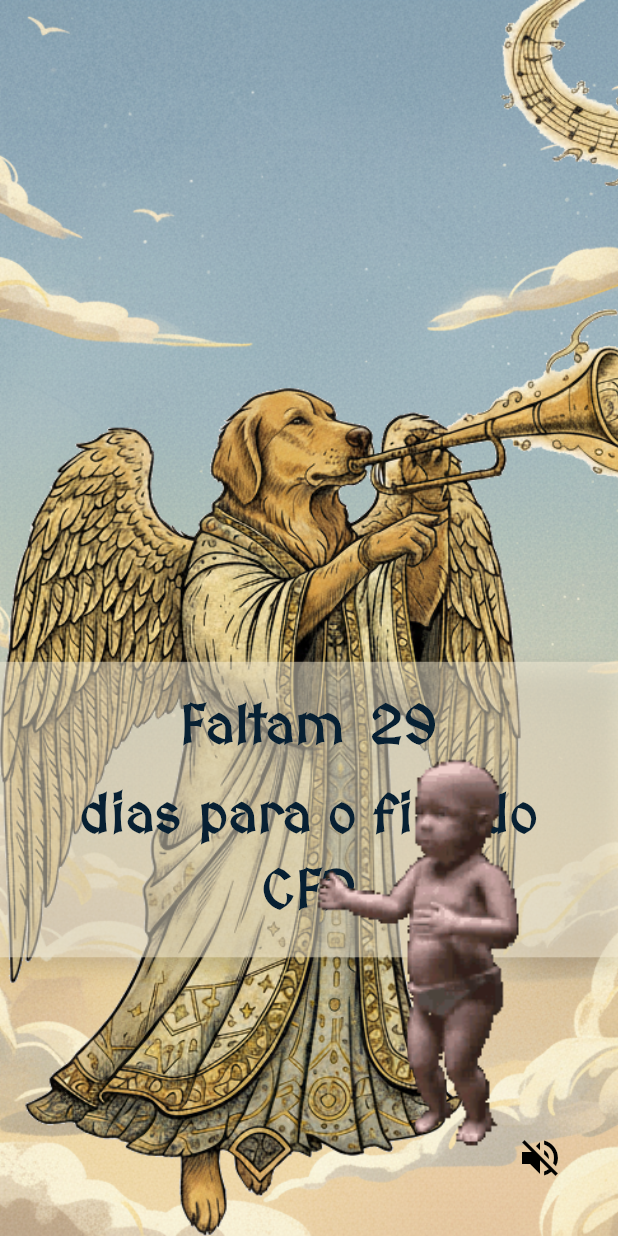
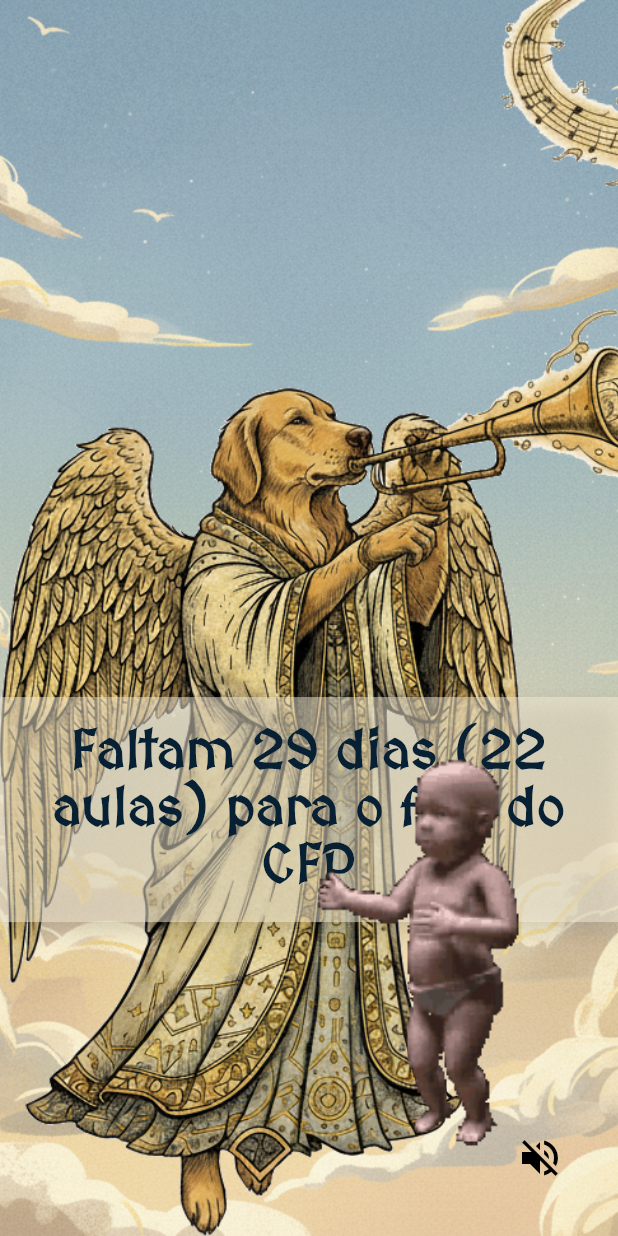
Before and after one commit to MarcosCompUff/cfp_timer, a Flutter app: the screen it shows after launch, after a tap on the "volume up" icon, on a phone screen of 412 x 824 dp. Run offline on Flutter 3.47's test engine with Material 3 defaults, Android fonts, the light colour scheme and no system bars; our stand-ins replace audioplayers.

Commit message:
mostrando numero de aulas

```diff
--- a/lib/main.dart
+++ b/lib/main.dart
@@ -43,6 +43,8 @@ class _CountdownPageState extends State<CountdownPage> with SingleTickerProvider
   bool _showBebe = false;
   final AudioPlayer _audioPlayer = AudioPlayer();
 
+  int _aulas = 0; // armazena dias úteis restantes
+
   @override
   void initState() {
     super.initState();
@@ -70,16 +72,37 @@ class _CountdownPageState extends State<CountdownPage> with SingleTickerProvider
       _remaining = _target.difference(now);
       if (_remaining.isNegative) {
         _remaining = Duration.zero;
+        _aulas = 0;
+      } else {
+        // Conta dias úteis (inclusive do dia atual até a data alvo)
+        _aulas = _countaulas(
+          DateTime(now.year, now.month, now.day),
+          DateTime(_target.year, _target.month, _target.day),
+        );
+
+        // A aula do dia termina às 16:00 — se já passou das 16h, não contar a aula de hoje
+        final today = DateTime(now.year, now.month, now.day);
+        final targetDate = DateTime(_target.year, _target.month, _target.day);
+        if (now.hour >= 16 && !today.isAfter(targetDate)) {
+          _aulas = _aulas > 0 ? _aulas - 1 : 0;
+        }
       }
     });
   }
 
-  @override
-  void dispose() {
-    _timer.cancel();
-    _imgController.dispose();
-    _audioPlayer.dispose();
-    super.dispose();
+  // Conta dias úteis entre duas datas (inclusive)
+  int _countaulas(DateTime start, DateTime end) {
+    if (start.isAfter(end)) return 0;
+    DateTime cur = DateTime(start.year, start.month, start.day);
+    final last = DateTime(end.year, end.month, end.day);
+    int count = 0;
+    while (!cur.isAfter(last)) {
+      if (cur.weekday != DateTime.saturday && cur.weekday != DateTime.sunday) {
+        count++;
+      }
+      cur = cur.add(const Duration(days: 1));
+    }
+    return count;
   }
 
   String _formatDays(Duration d) {
@@ -89,6 +112,7 @@ class _CountdownPageState extends State<CountdownPage> with SingleTickerProvider
   @override
   Widget build(BuildContext context) {
     final days = _formatDays(_remaining);
+    final aulas = _aulas.toString();
 
     // Detecta se é mobile (largura <= 600)
     final isMobile = MediaQuery.of(context).size.width <= 900;
@@ -183,45 +207,17 @@ class _CountdownPageState extends State<CountdownPage> with SingleTickerProvider
                         ],
                       ),
                       child: Center(
-                        child: Wrap(
-                          alignment: WrapAlignment.center,
-                          crossAxisAlignment: WrapCrossAlignment.center,
-                          spacing: 6,
-                          runSpacing: 8,
-                          children: [
-                            Text(
-                              'Faltam\u00A0',
+                        child: Text(
+                          'Faltam $days dias ($aulas aulas) para o fim do CFP',
                           style: TextStyle(
                             color: const Color(0xFF072033),
-                                fontWeight: FontWeight.w700,
+                            fontWeight: FontWeight.w800,
                             fontSize: MediaQuery.of(context).size.width < 420 ? 36 : 64,
+                            height: 1.05,
                             fontFamily: 'MedievalSharp',
                           ),
                           textAlign: TextAlign.center,
-                            ),
-                            Text(
-                              days,
-                              key: const Key('days'),
-                              style: TextStyle(
-                                color: const Color(0xFF072033),
-                                fontWeight: FontWeight.w900,
-                                fontSize: MediaQuery.of(context).size.width < 420 ? 36 : 64,
-                                height: 1,
-                                fontFamily: 'MedievalSharp',
-                              ),
-                              textAlign: TextAlign.center,
-                            ),
-                            Text(
-                              'dias para o fim do CFP',
-                              style: TextStyle(
-                                color: const Color(0xFF072033),
-                                fontWeight: FontWeight.w700,
-                                fontSize: MediaQuery.of(context).size.width < 420 ? 36 : 64,
-                                fontFamily: 'MedievalSharp',
-                              ),
-                              textAlign: TextAlign.center,
-                            ),
-                          ],
+                          softWrap: true,
                         ),
                       ),
                     ),
```
Lines whose indentation alone changed are shown as unchanged.
